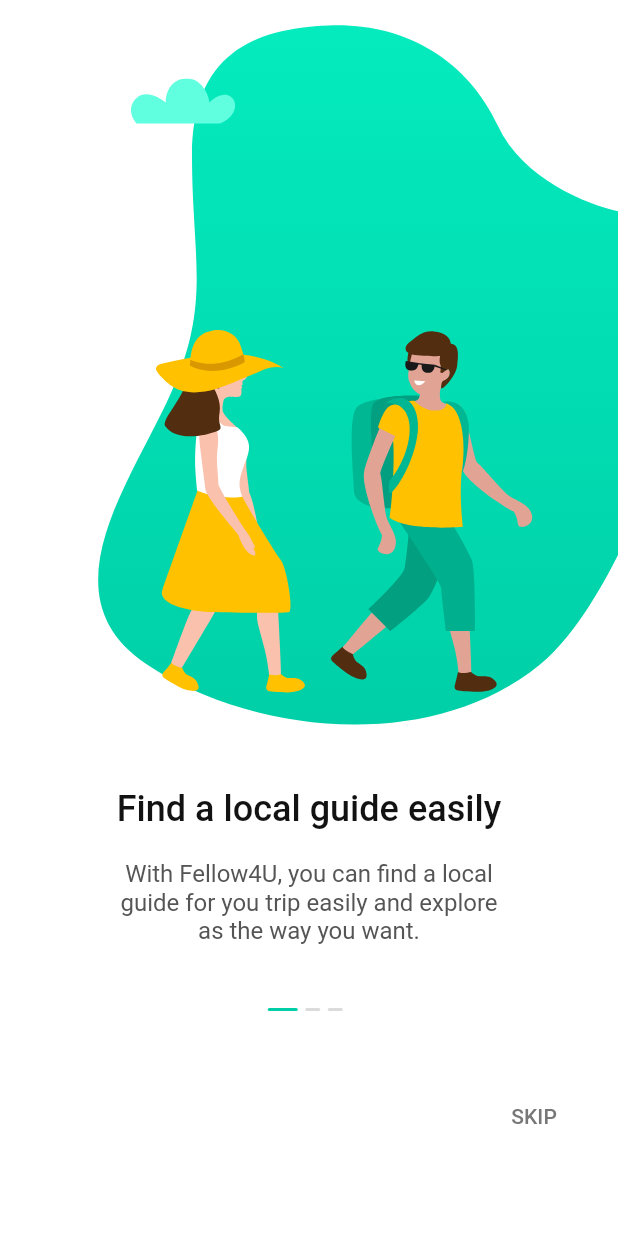
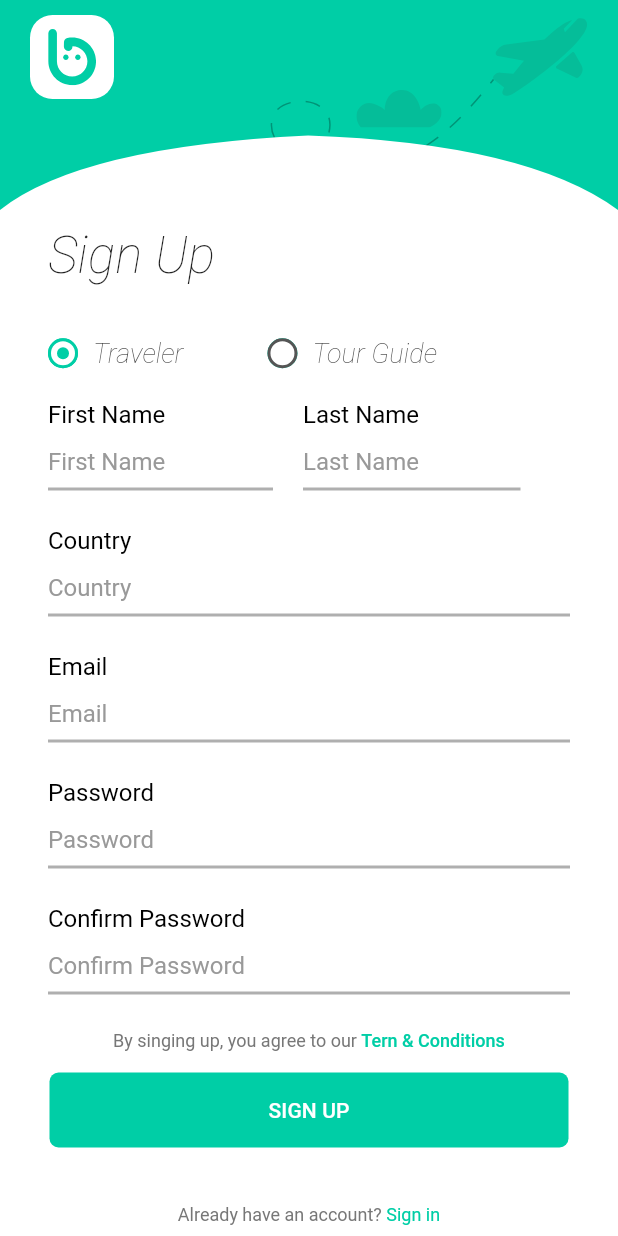
Before and after one commit to duykhanp7/TravelApplication, a Flutter app: the screen it shows after launch, on a phone screen of 412 x 824 dp. Run offline on Flutter 3.47's test engine with Material 2 defaults, Android fonts, the phone set to English and light mode, and no system bars; our stand-ins replace flutter_svg.

Commit message:
Create sign up screen

```diff
--- a/lib/app_main.dart
+++ b/lib/app_main.dart
@@ -1,6 +1,9 @@
 import 'package:flutter/material.dart';
-import 'package:travel_booking_tour/features/onboarding/onboarding_screen.dart';
+import 'package:flutter_localizations/flutter_localizations.dart';
+import 'package:travel_booking_tour/features/signup/sign_up_screen.dart';
 import 'package:travel_booking_tour/res/colors.dart';
+
+import 'l10n/generated/l10n.dart';
 
 class MainApp extends StatelessWidget {
   const MainApp({super.key});
@@ -10,8 +13,16 @@ class MainApp extends StatelessWidget {
     return MaterialApp(
       title: "Fellow 4U",
       theme: ThemeData(backgroundColor: AppColors.white, fontFamily: 'Roboto'),
-      home: const OnboardingScreen(),
+      home: const SignUpScreen(),
       debugShowCheckedModeBanner: false,
+      localizationsDelegates: const <LocalizationsDelegate<Object>>[
+        SLocalization.delegate,
+        GlobalMaterialLocalizations.delegate,
+        GlobalWidgetsLocalizations.delegate,
+        GlobalCupertinoLocalizations.delegate,
+      ],
+      supportedLocales: const <Locale>[Locale('vi'), Locale('en')],
+      locale: const Locale('vi'),
     );
   }
 }
--- /dev/null
+++ b/lib/features/signup/sign_up_screen.dart
@@ -0,0 +1,372 @@
+import 'package:flutter/gestures.dart';
+import 'package:flutter/material.dart';
+import 'package:flutter_svg/flutter_svg.dart';
+import 'package:travel_booking_tour/common/extensions/context_extension.dart';
+import 'package:travel_booking_tour/l10n/generated/l10n.dart';
+import 'package:travel_booking_tour/res/icons.dart';
+import 'package:travel_booking_tour/res/res.dart';
+
+class SignUpScreen extends StatefulWidget {
+  const SignUpScreen({super.key});
+
+  @override
+  State<StatefulWidget> createState() {
+    return _SignUpScreen();
+  }
+}
+
+class _SignUpScreen extends State<SignUpScreen> {
+  int selectedRadioIndex = 0;
+
+  late SLocalization localization;
+
+  @override
+  Widget build(BuildContext context) {
+    localization = SLocalization.of(context);
+    return Scaffold(
+      backgroundColor: AppColors.primary,
+      body: SafeArea(
+          child: SingleChildScrollView(
+        child: Container(
+          alignment: Alignment.center,
+          child: Stack(
+            children: [_buildBackground(), _buildBody(context)],
+          ),
+        ),
+      )),
+    );
+  }
+
+  Positioned _buildBody(BuildContext context) {
+    return Positioned(
+      child: Container(
+        alignment: Alignment.topCenter,
+        child: Column(
+          children: [
+            Container(
+              alignment: Alignment.center,
+              width: MediaQuery.of(context).size.width,
+              height: 140,
+              child: ClipPath(
+                clipper: CustomClipPath(),
+                child: Container(
+                  color: AppColors.white,
+                ),
+              ),
+            ),
+            Container(
+              width: MediaQuery.of(context).size.width,
+              height: MediaQuery.of(context).size.height,
+              color: AppColors.white,
+              padding: const EdgeInsets.only(
+                top: 10,
+              ),
+              child: Column(
+                children: [
+                  Container(
+                    alignment: Alignment.centerLeft,
+                    padding: const EdgeInsets.only(left: 32),
+                    child: Text(
+                      localization.sign_up,
+                      style: context.textStyle.titleLarge!.copyWith(
+                          fontSize: 34,
+                          fontWeight: FontWeight.w100,
+                          fontStyle: FontStyle.italic),
+                    ),
+                  ),
+                  Container(
+                      margin: const EdgeInsets.only(left: 32, right: 32),
+                      child: _buildListRadioButton()),
+                  _buildFieldsInput(context)
+                ],
+              ),
+            )
+          ],
+        ),
+      ),
+    );
+  }
+
+  Container _buildFieldsInput(BuildContext context) {
+    // double width = MediaQuery.of(context).size.width;
+    // double height = MediaQuery.of(context).size.height;
+    return Container(
+      alignment: Alignment.center,
+      width: MediaQuery.of(context).size.width,
+      child: Column(
+        children: [
+          Container(
+            padding: const EdgeInsets.only(top: 21, left: 32, right: 32),
+            child: Column(
+              children: [
+                Row(
+                  children: [
+                    Container(
+                      alignment: Alignment.centerLeft,
+                      height: 60,
+                      width: 150,
+                      child: AppTextField(
+                        hintText: localization.first_name,
+                        obsecureText: false,
+                        labelText: localization.first_name,
+                      ),
+                    ),
+                    const SizedBox(
+                      width: 20,
+                    ),
+                    Container(
+                      alignment: Alignment.centerLeft,
+                      height: 60,
+                      width: 145,
+                      child: AppTextField(
+                        hintText: localization.last_name,
+                        obsecureText: false,
+                        labelText: localization.last_name,
+                      ),
+                    )
+                  ],
+                ),
+                const SizedBox(
+                  height: 24,
+                ),
+                Container(
+                  alignment: Alignment.centerLeft,
+                  height: 60,
+                  child: AppTextField(
+                    hintText: localization.country,
+                    obsecureText: false,
+                    labelText: localization.country,
+                  ),
+                ),
+                const SizedBox(
+                  height: 24,
+                ),
+                Container(
+                  alignment: Alignment.centerLeft,
+                  height: 60,
+                  child: AppTextField(
+                    hintText: localization.email,
+                    obsecureText: false,
+                    textInputType: TextInputType.emailAddress,
+                    labelText: localization.email,
+                  ),
+                ),
+                const SizedBox(
+                  height: 24,
+                ),
+                Container(
+                  alignment: Alignment.centerLeft,
+                  height: 60,
+                  child: AppTextField(
+                    hintText: localization.password,
+                    obsecureText: true,
+                    labelText: localization.password,
+                  ),
+                ),
+                const SizedBox(
+                  height: 24,
+                ),
+                Container(
+                  alignment: Alignment.centerLeft,
+                  height: 60,
+                  child: AppTextField(
+                    hintText: localization.confirm_password,
+                    obsecureText: true,
+                    labelText: localization.confirm_password,
+                  ),
+                ),
+                const SizedBox(
+                  height: 24,
+                ),
+                Container(
+                  alignment: Alignment.center,
+                  child: Text.rich(TextSpan(
+                      text: localization.by_singing_up_you_agree_to_our,
+                      style: context.textStyle.labelMedium!.copyWith(
+                          fontWeight: FontWeight.w400,
+                          fontStyle: FontStyle.normal,
+                          color: AppColors.textByAgreeColor),
+                      children: <TextSpan>[
+                        TextSpan(
+                            text: localization.tern_conditions,
+                            style: context.textStyle.labelMedium!.copyWith(
+                              fontWeight: FontWeight.w500,
+                              fontStyle: FontStyle.normal,
+                              color: AppColors.primary,
+                            ),
+                            recognizer: TapGestureRecognizer()
+                              ..onTap = () {
+                                //Todo
+                              })
+                      ])),
+                )
+              ],
+            ),
+          ),
+          Container(
+            alignment: Alignment.center,
+            margin: const EdgeInsets.only(top: 14),
+            child: PrimaryButton(
+              text: localization.sign_up,
+              onTap: () {},
+              allCaps: true,
+              margin: const EdgeInsets.only(left: 33, right: 33),
+            ),
+          ),
+          const SizedBox(
+            height: 38,
+          ),
+          Container(
+            alignment: Alignment.center,
+            child: Text.rich(TextSpan(
+                text: localization.already_have_an_account,
+                style: context.textStyle.labelMedium!.copyWith(
+                    fontWeight: FontWeight.w400,
+                    fontStyle: FontStyle.normal,
+                    color: AppColors.textByAgreeColor),
+                children: <TextSpan>[
+                  TextSpan(
+                      text: localization.sign_in,
+                      style: context.textStyle.labelMedium!.copyWith(
+                          fontWeight: FontWeight.w400,
+                          fontStyle: FontStyle.normal,
+                          color: AppColors.primary),
+                      recognizer: TapGestureRecognizer()
+                        ..onTap = () {
+                          //Todo
+                        })
+                ])),
+          )
+        ],
+      ),
+    );
+  }
+
+  Widget _buildListRadioButton() {
+    return Container(
+      padding: const EdgeInsets.only(top: 35),
+      alignment: Alignment.centerLeft,
+      child: Row(
+        children: [
+          AppRadioButton(
+            id: 0,
+            text: localization.traveler,
+            selectedId: selectedRadioIndex,
+            onTap: (value) {
+              debugPrint('Traveler Selected');
+              setState(() {
+                selectedRadioIndex = value;
+              });
+            },
+          ),
+          const SizedBox(
+            width: 56,
+          ),
+          AppRadioButton(
+            id: 1,
+            text: localization.tour_guide,
+            selectedId: selectedRadioIndex,
+            onTap: (value) {
+              debugPrint('Tour guide Selected');
+              setState(() {
+                selectedRadioIndex = value;
+              });
+            },
+          )
+        ],
+      ),
+    );
+  }
+
+  Widget _buildBackground() {
+    return Container(
+      height: 150,
+      padding: const EdgeInsets.only(top: 10, left: 20),
+      child: Stack(
+        children: [
+          Row(
+            children: [
+              Container(
+                width: 56,
+                height: 56,
+                decoration: BoxDecoration(
+                    color: AppColors.white,
+                    borderRadius: BorderRadius.circular(15)),
+                child: Stack(
+                  alignment: Alignment.center,
+                  children: [
+                    SvgPicture.asset(AppIcons.appLogo,
+                        width: 32, height: 38, color: AppColors.primary),
+                    Row(
+                      mainAxisAlignment: MainAxisAlignment.center,
+                      children: [
+                        SvgPicture.asset(
+                          AppIcons.point,
+                          width: 4,
+                          height: 4,
+                          color: AppColors.primary,
+                        ),
+                        const SizedBox(
+                          width: 4,
+                        ),
+                        SvgPicture.asset(AppIcons.point,
+                            width: 4, height: 4, color: AppColors.primary)
+                      ],
+                    )
+                  ],
+                ),
+              ),
+              const Spacer(),
+              Container(
+                margin: const EdgeInsets.only(right: 20),
+                child: SvgPicture.asset(
+                  AppIcons.plane,
+                ),
+              )
+            ],
+          ),
+          Positioned(
+            bottom: 0,
+            left: 100,
+            child: SvgPicture.asset(
+              AppIcons.wavePlan,
+              alignment: Alignment.center,
+            ),
+          ),
+          Positioned(
+            left: 100,
+            right: 0,
+            top: 50,
+            child: SvgPicture.asset(
+              AppIcons.cloudyBlur2,
+              alignment: Alignment.center,
+              width: 57,
+              height: 25,
+            ),
+          )
+        ],
+      ),
+    );
+  }
+}
+
+class CustomClipPath extends CustomClipper<Path> {
+  @override
+  Path getClip(Size size) {
+    Path path0 = Path();
+    path0.moveTo(0, size.height);
+    path0.lineTo(size.width, size.height);
+    path0.quadraticBezierTo(size.width * 0.8531583, size.height * 0.6825143,
+        size.width * 0.4986083, size.height * 0.6457143);
+    path0.quadraticBezierTo(
+        size.width * 0.1302417, size.height * 0.6974857, 0, size.height);
+    path0.close();
+
+    return path0;
+  }
+
+  @override
+  bool shouldReclip(covariant CustomClipper<Path> oldClipper) {
+    return true;
+  }
+}
--- a/lib/l10n/intl_en.arb
+++ b/lib/l10n/intl_en.arb
@@ -1,3 +1,18 @@
 {
-    "@@locale": "en"
+    "@@locale": "en",
+    "app_name": "Fellow 4U",
+    "sign_up": "Sign Up",
+    "first_name": "First Name",
+    "last_name": "Last Name",
+    "country": "Country",
+    "email": "Email",
+    "password": "Password",
+    "confirm_password": "Confirm Password",
+    "traveler": "Traveler",
+    "tour_guide": "Tour Guide",
+    "password_has_more_than_6_letters": "Password has more than 6 letters",
+    "by_singing_up_you_agree_to_our": "By singing up, you agree to our ",
+    "tern_conditions": "Tern & Conditions",
+    "already_have_an_account": "Already have an account? ",
+    "sign_in": "Sign in"
 }
--- a/lib/l10n/intl_vi.arb
+++ b/lib/l10n/intl_vi.arb
@@ -1,3 +1,18 @@
 {
-    "@@locale": "vi"
+    "@@locale": "vi",
+    "app_name": "Fellow 4U",
+    "sign_up": "Sign Up",
+    "first_name": "First Name",
+    "last_name": "Last Name",
+    "country": "Country",
+    "email": "Email",
+    "password": "Password",
+    "confirm_password": "Confirm Password",
+    "traveler": "Traveler",
+    "tour_guide": "Tour Guide",
+    "password_has_more_than_6_letters": "Password has more than 6 letters",
+    "by_singing_up_you_agree_to_our": "By singing up, you agree to our ",
+    "tern_conditions": "Tern & Conditions",
+    "already_have_an_account": "Already have an account? ",
+    "sign_in": "Sign in"
 }
--- a/lib/res/button.dart
+++ b/lib/res/button.dart
@@ -13,7 +13,9 @@ class PrimaryButton extends StatelessWidget {
       this.height,
       this.color,
       this.ripple,
-      required this.onTap});
+      required this.onTap,
+      this.allCaps,
+      this.margin});
 
   final String text;
   final TextStyle? textStyle;
@@ -23,12 +25,16 @@ class PrimaryButton extends StatelessWidget {
   final Color? color;
   final Color? ripple;
   final VoidCallback? onTap;
+  final bool? allCaps;
+  final EdgeInsetsGeometry? margin;
 
   @override
   Widget build(BuildContext context) {
+    double widthh = MediaQuery.of(context).size.width;
     return Container(
-      margin: const EdgeInsets.only(left: 33, right: 33),
-      height: 50,
+      margin: margin ?? const EdgeInsets.only(left: 33, right: 33),
+      width: width ?? widthh,
+      height: height ?? 50,
       decoration: BoxDecoration(
           color: color ?? AppColors.primary,
           borderRadius:
@@ -44,7 +50,7 @@ class PrimaryButton extends StatelessWidget {
           child: Container(
             alignment: Alignment.center,
             child: Text(
-              text,
+              allCaps == false ? text : text.toUpperCase(),
               style: textStyle ??
                   context.textStyle.titleSmall!
                       .copyWith(color: AppColors.white),
--- a/lib/res/colors.dart
+++ b/lib/res/colors.dart
@@ -5,10 +5,16 @@ class AppColors {
 
   static const Color primary = Color(0xFF00CEA6);
   static const Color white = Color(0xFFFFFFFF);
+  static const Color black = Color.fromARGB(255, 0, 0, 0);
   static const Color textOnboardingBrown = Color(0xFF555555);
   static const Color textOnboardingBlack = Color(0xFF121212);
   static const Color textSkipColor = Color(0xFF777777);
   static const Color indicatorOnboardingColor = Color(0xFFDBDBDB);
   static const Color transparent = Color(0x00000000);
   static const Color buttonRipple = Color(0xFF03DFB3);
+  static const Color textRadioItalicColor = Color(0xFF333333);
+  static const Color textHintColor = Color(0xFF999999);
+  static const Color inActiveRadioBorderColor = Color(0xFF555555);
+  static const Color underLineTextFieldColor = Color(0xFFAFAFAF);
+  static const Color textByAgreeColor = Color(0xFF777777);
 }
--- /dev/null
+++ b/lib/res/input_field.dart
@@ -0,0 +1,93 @@
+import 'package:flutter/material.dart';
+import 'package:travel_booking_tour/common/extensions/context_extension.dart';
+import 'package:travel_booking_tour/res/colors.dart';
+
+class AppTextField extends StatefulWidget {
+  const AppTextField(
+      {super.key,
+      this.initialText,
+      required this.hintText,
+      this.hintTextStyle,
+      this.textStyle,
+      this.textInputType,
+      required this.obsecureText,
+      this.width,
+      this.height,
+      required this.labelText,
+      this.labelTextStyle});
+
+  final String? initialText;
+  final String hintText;
+  final String labelText;
+  final TextStyle? hintTextStyle;
+  final TextStyle? textStyle;
+  final TextStyle? labelTextStyle;
+  final TextInputType? textInputType;
+  final bool obsecureText;
+  final double? width;
+  final double? height;
+
+  @override
+  State<StatefulWidget> createState() {
+    return _AppTextField();
+  }
+}
+
+class _AppTextField extends State<AppTextField> {
+  @override
+  Widget build(BuildContext context) {
+    return Container(
+      width: widget.width,
+      alignment: Alignment.centerLeft,
+      child: Column(
+        children: [
+          Container(
+            alignment: Alignment.centerLeft,
+            child: Text(
+              widget.labelText,
+              style: widget.labelTextStyle ??
+                  context.textStyle.titleMedium!.copyWith(
+                      color: AppColors.black, fontStyle: FontStyle.normal),
+            ),
+          ),
+          const SizedBox(
+            height: 12,
+          ),
+          TextFormField(
+            initialValue: widget.initialText ?? '',
+            keyboardType: widget.textInputType ?? TextInputType.text,
+            decoration: InputDecoration(
+                hintText: widget.hintText,
+                hintStyle: widget.hintTextStyle ??
+                    context.textStyle.titleMedium!.copyWith(
+                        fontWeight: FontWeight.w400,
+                        color: AppColors.textHintColor,
+                        fontStyle: FontStyle.normal),
+                isDense: true,
+                contentPadding: const EdgeInsets.only(
+                  bottom: 10,
+                ),
+                border: const UnderlineInputBorder(
+                    borderSide: BorderSide(
+                        width: 2, color: AppColors.underLineTextFieldColor)),
+                enabledBorder: const UnderlineInputBorder(
+                    borderSide: BorderSide(
+                        width: 2, color: AppColors.underLineTextFieldColor)),
+                focusedBorder: const UnderlineInputBorder(
+                    borderSide: BorderSide(
+                        width: 2, color: AppColors.underLineTextFieldColor))),
+            obscureText: widget.obsecureText,
+            textInputAction: TextInputAction.done,
+            cursorColor: AppColors.textHintColor,
+            style: widget.textStyle ??
+                context.textStyle.titleSmall!.copyWith(
+                    fontWeight: FontWeight.w400,
+                    color: AppColors.black,
+                    fontSize: 16,
+                    fontStyle: FontStyle.normal),
+          )
+        ],
+      ),
+    );
+  }
+}
--- /dev/null
+++ b/lib/res/radio.dart
@@ -0,0 +1,102 @@
+import 'package:flutter/material.dart';
+import 'package:travel_booking_tour/common/extensions/context_extension.dart';
+import 'package:travel_booking_tour/res/colors.dart';
+
+class AppRadioButton extends StatefulWidget {
+  const AppRadioButton(
+      {super.key,
+      required this.id,
+      required this.text,
+      required this.selectedId,
+      this.textStyle,
+      this.activeColor,
+      this.inActiveColor,
+      this.activeBorderColor,
+      this.inActiveBoderColor,
+      required this.onTap});
+
+  final int id;
+  final int selectedId;
+  final String text;
+  final TextStyle? textStyle;
+  final Color? activeColor;
+  final Color? inActiveColor;
+  final Color? activeBorderColor;
+  final Color? inActiveBoderColor;
+  final Function(int) onTap;
+
+  @override
+  State<StatefulWidget> createState() {
+    return _AppRadioButton();
+  }
+}
+
+class _AppRadioButton extends State<AppRadioButton> {
+  @override
+  Widget build(BuildContext context) {
+    return Container(
+      alignment: Alignment.center,
+      child: Row(
+        children: [
+          Container(
+            height: 20,
+            width: 20,
+            decoration: BoxDecoration(
+                color: AppColors.primary,
+                borderRadius: BorderRadius.circular(30)),
+            child: Material(
+              color: AppColors.transparent,
+              borderRadius: const BorderRadius.all(Radius.circular(6)),
+              child: InkWell(
+                splashColor: AppColors.white,
+                borderRadius: BorderRadius.circular(10),
+                child: Container(
+                  width: 20,
+                  height: 20,
+                  decoration: BoxDecoration(
+                      shape: BoxShape.circle,
+                      color: AppColors.white,
+                      border: Border.all(
+                          color: widget.id == widget.selectedId
+                              ? widget.activeBorderColor ?? AppColors.primary
+                              : widget.inActiveBoderColor ??
+                                  AppColors.inActiveRadioBorderColor,
+                          width: 2)),
+                  child: Stack(
+                    alignment: Alignment.center,
+                    children: [
+                      Container(
+                        width: 8,
+                        height: 8,
+                        decoration: BoxDecoration(
+                            color: widget.id == widget.selectedId
+                                ? widget.activeColor ?? AppColors.primary
+                                : widget.inActiveColor ?? AppColors.white,
+                            shape: BoxShape.circle),
+                      )
+                    ],
+                  ),
+                ),
+                onTap: () {
+                  widget.onTap(widget.id);
+                },
+              ),
+            ),
+          ),
+          const SizedBox(
+            width: 10,
+          ),
+          Text(
+            widget.text,
+            style: widget.textStyle ??
+                context.textStyle.titleMedium!.copyWith(
+                    fontSize: 18,
+                    fontWeight: FontWeight.w100,
+                    fontStyle: FontStyle.italic,
+                    color: AppColors.textRadioItalicColor),
+          )
+        ],
+      ),
+    );
+  }
+}
--- a/lib/res/res.dart
+++ b/lib/res/res.dart
@@ -1,2 +1,5 @@
 export 'colors.dart';
 export 'button.dart';
+export 'button.dart';
+export 'radio.dart';
+export 'input_field.dart';
```
Also changed, not shown: lib/l10n/generated/intl/messages_en.dart, lib/l10n/generated/intl/messages_vi.dart, lib/l10n/generated/l10n.dart, pubspec.yaml (line endings or trailing spaces).
